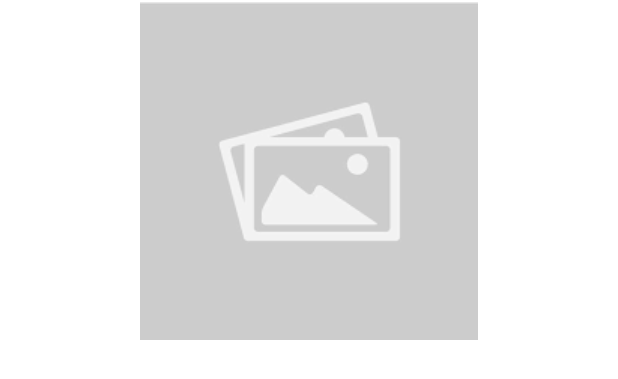
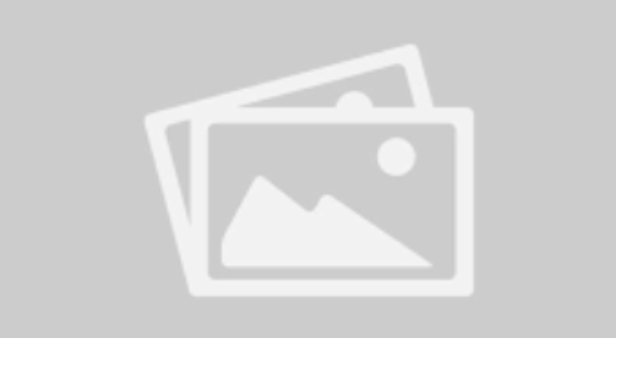
Before and after one commit to JohnEzeh/Blogger, an Android app: the layout photo_item.xml on its own in the app's theme, with its tools: preview values and no code run, on a phone screen of 412 x 824 dp. Shown: the top 379 px of the screen. Run offline under Robolectric (Android 15) with nearby library versions, the phone set to English and light mode, and no system bars.

Commit message:
just added android scaletype="center_crop"

```diff
--- a/app/src/main/res/layout/photo_item.xml
+++ b/app/src/main/res/layout/photo_item.xml
@@ -5,10 +5,12 @@
     android:layout_height="wrap_content">
 
     <ImageView
+        android:id="@+id/my_posted_image"
         android:layout_width="match_parent"
         android:layout_height="wrap_content"
-        android:id="@+id/my_posted_image"
-        android:src="@drawable/placeholder"
-        android:layout_margin="1dp"/>
+        android:layout_marginEnd="1dp"
+        android:layout_marginBottom="1dp"
+        android:scaleType="centerCrop"
+        android:src="@drawable/placeholder" />
 
 </RelativeLayout>
--- a/app/src/main/res/layout/post_item.xml
+++ b/app/src/main/res/layout/post_item.xml
@@ -42,6 +42,7 @@
                 android:layout_width="match_parent"
                 android:layout_height="0dp"
                 android:src="@drawable/download"
+                android:scaleType="centerCrop"
                 app:layout_constraintDimensionRatio="1:1"
                 app:layout_constraintBottom_toBottomOf="parent"
                 app:layout_constraintEnd_toEndOf="parent"
```
Also changed, not shown: app/src/main/java/com/example/blogger/fragments/HomeFragment.java (+8 -6 lines).
